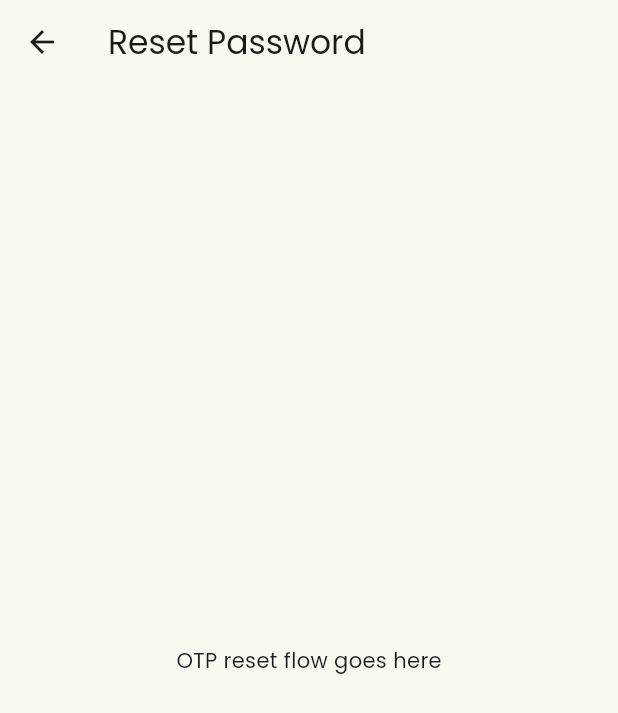
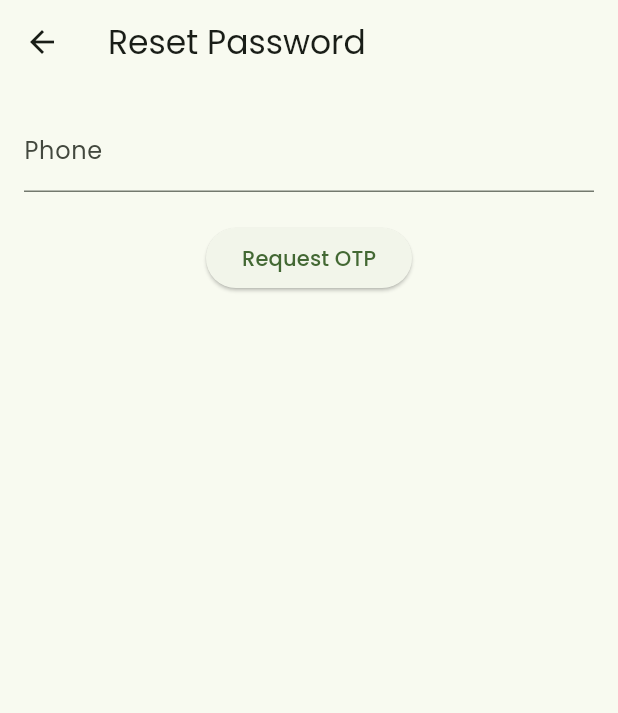
Before and after one commit to sampledev-eng/greenbasket-customer-app, a Flutter app: the ForgotPasswordScreen screen opened directly, on a phone screen of 412 x 824 dp. Shown: the top 713 px of the screen. Run offline on Flutter 3.47's test engine with Material 3 defaults, Android fonts, the phone set to English and light mode, and no system bars; our stand-ins replace google_fonts, shared_preferences; accounts and stored records are empty.

Commit message:
Implement OTP reset flow and manage addresses

```diff
--- a/lib/screens/forgot_password_screen.dart
+++ b/lib/screens/forgot_password_screen.dart
@@ -1,14 +1,80 @@
 import 'package:flutter/material.dart';
+import 'package:provider/provider.dart';
+import '../services/auth_service.dart';
 
-class ForgotPasswordScreen extends StatelessWidget {
+class ForgotPasswordScreen extends StatefulWidget {
   const ForgotPasswordScreen({Key? key}) : super(key: key);
+
+  @override
+  State<ForgotPasswordScreen> createState() => _ForgotPasswordScreenState();
+}
+
+class _ForgotPasswordScreenState extends State<ForgotPasswordScreen> {
+  final _phone = TextEditingController();
+  final _code = TextEditingController();
+  bool _requested = false;
+  bool _loading = false;
+
+  Future<void> _request() async {
+    setState(() => _loading = true);
+    final auth = context.read<AuthService>();
+    await auth.requestOtp(_phone.text);
+    setState(() {
+      _loading = false;
+      _requested = true;
+    });
+  }
+
+  Future<void> _verify() async {
+    setState(() => _loading = true);
+    final auth = context.read<AuthService>();
+    final result = await auth.verifyOtp(_phone.text, _code.text);
+    setState(() => _loading = false);
+    if (result == AuthResult.success) {
+      if (mounted) {
+        ScaffoldMessenger.of(context).showSnackBar(
+            const SnackBar(content: Text('OTP verified. Please login.')));
+        Navigator.pop(context);
+      }
+    } else {
+      if (mounted) {
+        ScaffoldMessenger.of(context)
+            .showSnackBar(const SnackBar(content: Text('OTP verification failed')));
+      }
+    }
+  }
 
   @override
   Widget build(BuildContext context) {
     return Scaffold(
       appBar: AppBar(title: const Text('Reset Password')),
-      body: const Center(
-        child: Text('OTP reset flow goes here'),
+      body: Padding(
+        padding: const EdgeInsets.all(16),
+        child: Column(
+          children: [
+            TextField(
+              controller: _phone,
+              decoration: const InputDecoration(labelText: 'Phone'),
+              keyboardType: TextInputType.phone,
+            ),
+            if (_requested)
+              TextField(
+                controller: _code,
+                decoration: const InputDecoration(labelText: 'OTP Code'),
+              ),
+            const SizedBox(height: 20),
+            ElevatedButton(
+              onPressed: _loading
+                  ? null
+                  : _requested
+                      ? _verify
+                      : _request,
+              child: _loading
+                  ? const CircularProgressIndicator()
+                  : Text(_requested ? 'Verify OTP' : 'Request OTP'),
+            )
+          ],
+        ),
       ),
     );
   }
```
Also changed, not shown: lib/screens/profile_screen.dart (+93 -5 lines).
